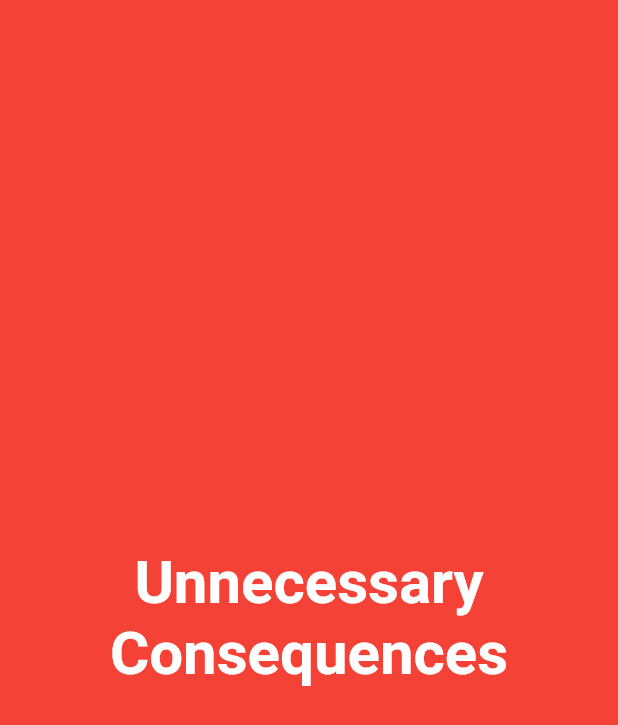
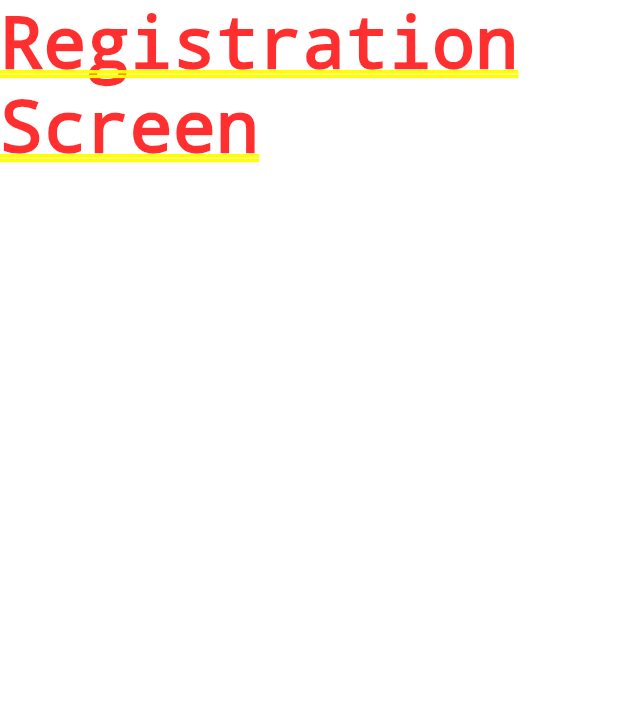
Before and after one commit to yossaj/unnecessay_consequences, a Flutter app: the screen it shows after launch, on a phone screen of 412 x 824 dp. Shown: the top 725 px of the screen. Run offline on Flutter 3.47's test engine with Material 2 defaults, Android fonts, the phone set to English and light mode, and no system bars; drawn by our look-alikes of animated_text_kit.

Commit message:
routes set up and splash screen navigates to registration after animation has loaded

```diff
--- a/lib/main.dart
+++ b/lib/main.dart
@@ -1,4 +1,6 @@
 import 'package:flutter/material.dart';
+import 'package:unnecessary_consequences/screens/registration_screen.dart';
+import 'package:unnecessary_consequences/screens/time_screen.dart';
 import 'screens/welcome_screen.dart';
 
 void main() {
@@ -10,11 +12,16 @@ class MyApp extends StatelessWidget {
   @override
   Widget build(BuildContext context) {
     return MaterialApp(
+      initialRoute: '1',
+      routes: {
+        '1' : (context) => WelcomeScreen(),
+        '2' :(context) => RegistrationScreen(),
+        '3' : (context) => TimeScreen()
+      },
       title: 'Flutter Demo',
       theme: ThemeData(
         primarySwatch: Colors.red,
-      ),
-      home: WelcomeScreen(),
+      )
     );
   }
 }
--- a/lib/screens/registration_screen.dart
+++ b/lib/screens/registration_screen.dart
@@ -0,0 +1,10 @@
+import 'package:flutter/material.dart';
+
+class RegistrationScreen extends StatelessWidget {
+  @override
+  Widget build(BuildContext context) {
+    return Container(
+      child: Text('Registration Screen'),
+    );
+  }
+}
```
Also changed, not shown: lib/screens/time_screen.dart (+19 -0 lines), lib/screens/welcome_screen.dart (+22 -1 lines).
